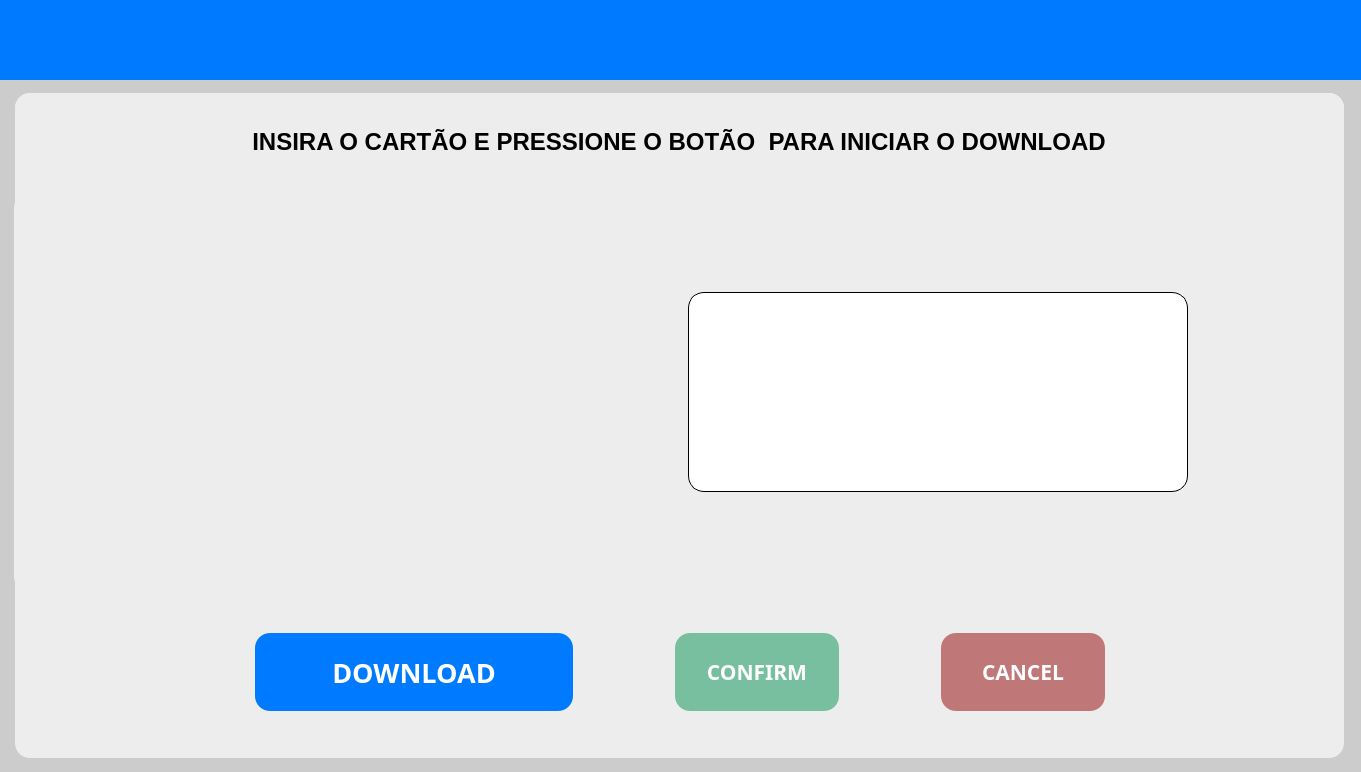
Old version of the form software_SD_Card.ui in the repository rafaelhrocha/flashcard.
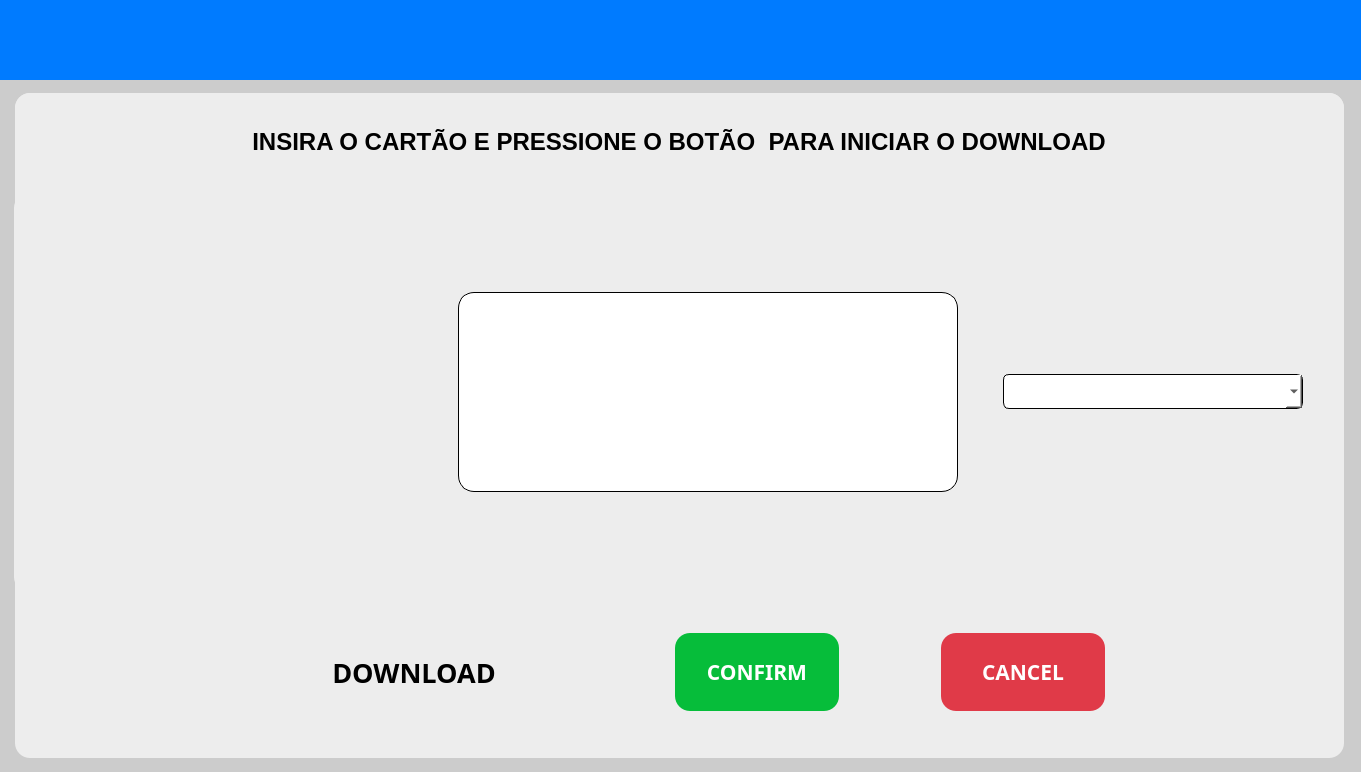
New version of the form. Icons and pictures are not drawn.

```diff
--- a/software_SD_Card.ui
+++ b/software_SD_Card.ui
@@ -10,6 +10,18 @@
     <height>772</height>
    </rect>
   </property>
+  <property name="minimumSize">
+   <size>
+    <width>1361</width>
+    <height>772</height>
+   </size>
+  </property>
+  <property name="maximumSize">
+   <size>
+    <width>1361</width>
+    <height>772</height>
+   </size>
+  </property>
   <property name="windowTitle">
    <string>MainWindow</string>
   </property>
@@ -198,12 +210,27 @@
             </font>
            </property>
            <property name="styleSheet">
-            <string notr="true">background-color:rgb(0,123,255);
+            <string notr="true">QPushButton
+{
+background-color:rgb(0,123,255);
 color:#FFFFFF;
 border:2px solid;
 border-radius:16px;
 border-color:transparent;
-</string>
+}
+QPushButton::hover
+{
+background-color :rgb(0, 170, 255);
+border-color:rgb(0,123,255);
+font-size:21pt;
+}
+QPushButton::pressed
+{
+border: 4px solid;
+border-color :transparent;
+font-size:20pt;
+}
+r</string>
            </property>
            <property name="text">
             <string notr="true">DOWNLOAD</string>
@@ -256,11 +283,26 @@
             </font>
            </property>
            <property name="styleSheet">
-            <string notr="true">background-color:#77bf9f;
+            <string notr="true">QPushButton
+{
+background-color:#06BD3A;
 color:#FFFFFF;
 border:2px solid;
 border-radius:16px;
 border-color:transparent;
+}
+QPushButton::hover
+{
+background-color :#2AEB60;
+border-color:#06BD3A;
+font-size:17pt;
+}
+QPushButton::pressed
+{
+border: 4px solid;
+border-color :transparent;
+font-size:16pt;
+}
 </string>
            </property>
            <property name="text">
@@ -291,12 +333,26 @@
             </font>
            </property>
            <property name="styleSheet">
-            <string notr="true">background-color:#bf7777;
+            <string notr="true">QPushButton
+{
+background-color:#E03A48;
 color:#FFFFFF;
 border:2px solid;
 border-radius:16px;
 border-color:transparent;
-</string>
+}
+QPushButton::hover
+{
+background-color :#ff737e;
+border-color:#E03A48;
+font-size:17pt;
+}
+QPushButton::pressed
+{
+border: 4px solid;
+border-color :transparent;
+font-size:16pt;
+}</string>
            </property>
            <property name="text">
             <string>CANCEL</string>
@@ -385,7 +441,7 @@
             <enum>Qt::LeftToRight</enum>
            </property>
            <property name="autoFillBackground">
-            <bool>true</bool>
+            <bool>false</bool>
            </property>
            <property name="styleSheet">
             <string notr="true">background-color:#FFFFFF;
@@ -408,6 +464,67 @@
            </property>
           </widget>
          </item>
+         <item row="0" column="0">
+          <widget class="QLabel" name="label_gif">
+           <property name="maximumSize">
+            <size>
+             <width>361</width>
+             <height>371</height>
+            </size>
+           </property>
+           <property name="styleSheet">
+            <string notr="true"/>
+           </property>
+           <property name="text">
+            <string/>
+           </property>
+           <property name="pixmap">
+            <pixmap>C:/Users/2334487/.designer/backup/instruction_sd.gif</pixmap>
+           </property>
+           <property name="scaledContents">
+            <bool>true</bool>
+           </property>
+          </widget>
+         </item>
+         <item row="0" column="2">
+          <widget class="QComboBox" name="comboBox">
+           <property name="minimumSize">
+            <size>
+             <width>300</width>
+             <height>35</height>
+            </size>
+           </property>
+           <property name="maximumSize">
+            <size>
+             <width>300</width>
+             <height>35</height>
+            </size>
+           </property>
+           <property name="font">
+            <font>
+             <family>Segoe UI Semibold</family>
+             <pointsize>16</pointsize>
+             <weight>75</weight>
+             <bold>true</bold>
+            </font>
+           </property>
+           <property name="styleSheet">
+            <string notr="true">border:1px solid;
+border-color:#000000;
+border-radius:6px;
+background-color:#FFFFFF;</string>
+           </property>
+           <property name="maxCount">
+            <number>2147483647</number>
+           </property>
+           <property name="insertPolicy">
+            <enum>QComboBox::InsertAtBottom</enum>
+           </property>
+           <property name="sizeAdjustPolicy">
+            <enum>QComboBox::AdjustToContents</enum>
+           </property>
+          </widget>
+         </item>
         </layout>
        </widget>
       </widget>
```
Left out of the diff: 39 changed lines with no effect on the pictures.
